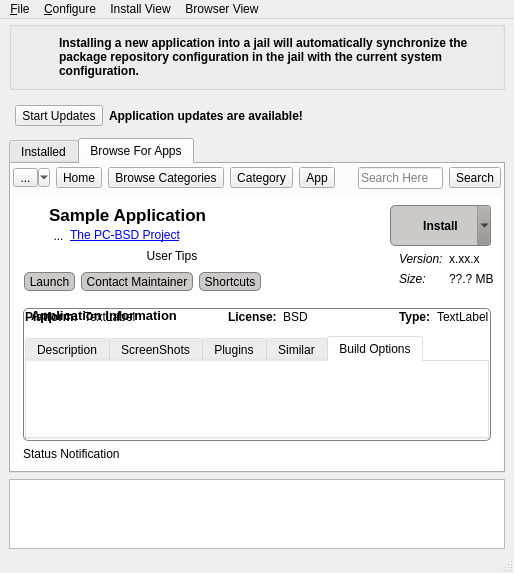
The window that src-qt4/pc-softwaremanager/mainUI.ui (trueos/pcbsd) describes before a commit, drawn with Qt 5.
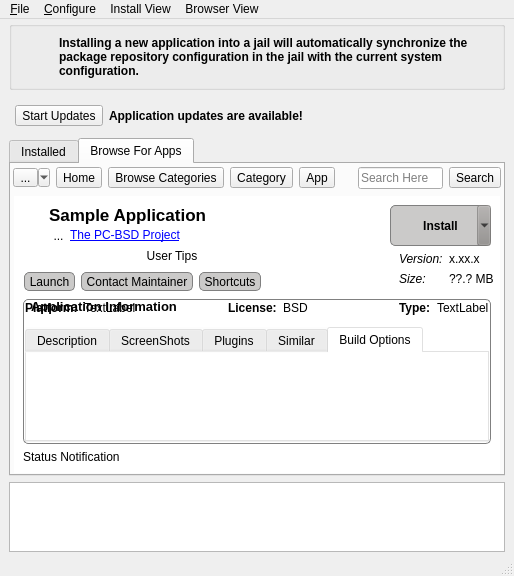
The same window after the commit. The open tabs and pages were chosen to show the change. Icons and pictures are not drawn.

Patch:
```diff
--- a/src-qt4/pc-softwaremanager/mainUI.ui
+++ b/src-qt4/pc-softwaremanager/mainUI.ui
@@ -7,7 +7,7 @@
     <x>0</x>
     <y>0</y>
     <width>514</width>
-    <height>573</height>
+    <height>576</height>
    </rect>
   </property>
   <property name="windowTitle">
@@ -1221,11 +1221,17 @@
              </layout>
             </item>
             <item>
-             <widget class="Line" name="line">
+             <spacer name="verticalSpacer">
               <property name="orientation">
-               <enum>Qt::Horizontal</enum>
+               <enum>Qt::Vertical</enum>
               </property>
-             </widget>
+              <property name="sizeHint" stdset="0">
+               <size>
+                <width>20</width>
+                <height>40</height>
+               </size>
+              </property>
+             </spacer>
             </item>
             <item>
              <widget class="QGroupBox" name="group_bapp_info">
```
Left out of the diff: 17 changed lines with no effect on the pictures.
